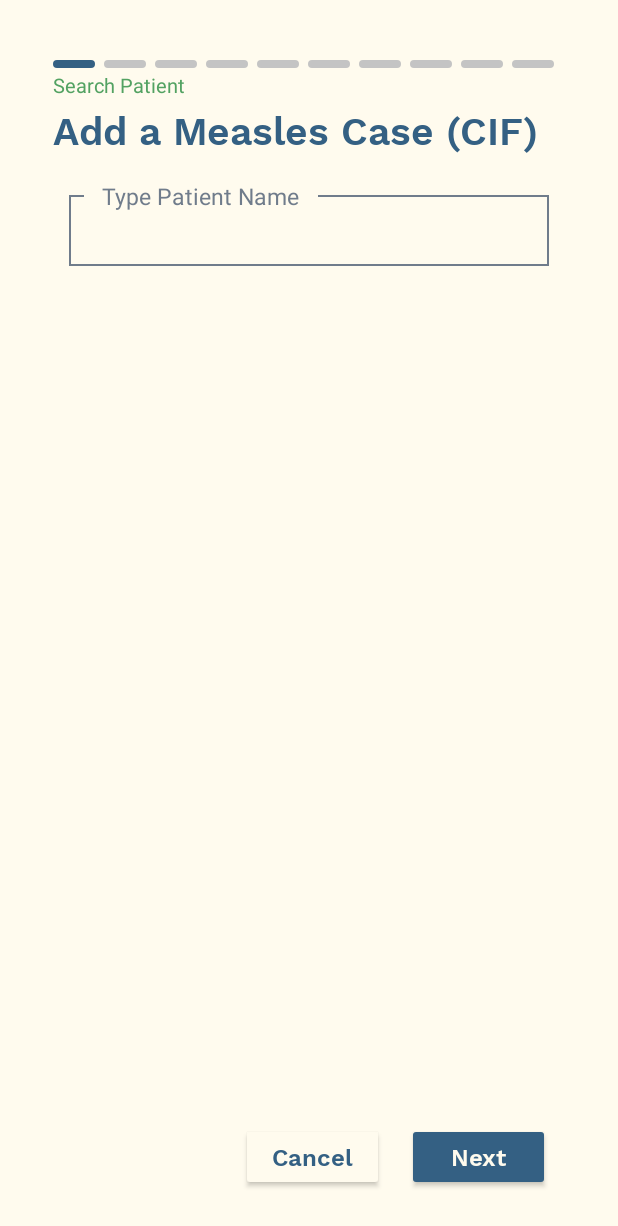
After one commit to hoolyuuh/capstn-mmchd-mobile, an Android app: the AddtclActivity screen opened directly, with no data from a screen before it, on a phone screen of 412 x 824 dp. The commit adds this screen. Shown: the top 1226 px of the screen. Run offline under Robolectric (Android 15) with nearby library versions, the phone set to English and light mode, and no system bars.

Commit message:
M0: setup home ++ screens

```diff
--- /dev/null
+++ b/app/src/main/java/com/idsr/mobile/AddtclActivity.java
@@ -0,0 +1,23 @@
+package com.idsr.mobile;
+
+import android.content.Intent;
+import android.os.Bundle;
+import android.view.View;
+
+import androidx.appcompat.app.AppCompatActivity;
+
+import com.idsr.mobile.databinding.ActivityAddcaseBinding;
+import com.idsr.mobile.databinding.ActivityAddtcl0Binding;
+
+public class AddtclActivity extends AppCompatActivity {
+    private ActivityAddtcl0Binding binding;
+
+    @Override
+    protected void onCreate(Bundle savedInstanceState) {
+        super.onCreate(savedInstanceState);
+        binding = ActivityAddtcl0Binding.inflate(getLayoutInflater());
+        setContentView(R.layout.activity_addtcl0);
+
+
+    }
+}
--- /dev/null
+++ b/app/src/main/java/com/idsr/mobile/HomeActivity.java
@@ -0,0 +1,35 @@
+package com.idsr.mobile;
+
+import android.content.Intent;
+import android.os.Bundle;
+import android.view.View;
+
+import androidx.appcompat.app.AppCompatActivity;
+
+import com.idsr.mobile.databinding.ActivityAddtcl0Binding;
+import com.idsr.mobile.databinding.ActivityHomeBinding;
+
+public class HomeActivity extends AppCompatActivity {
+    private ActivityHomeBinding binding;
+
+    @Override
+    protected void onCreate(Bundle savedInstanceState) {
+        super.onCreate(savedInstanceState);
+        binding = ActivityHomeBinding.inflate(getLayoutInflater());
+        setContentView(R.layout.activity_home);
+
+        this.findViewById(R.id.add_case).setOnClickListener(new View.OnClickListener() {
+            @Override
+            public void onClick(View v) {
+                startActivity(new Intent(HomeActivity.this, AddcaseActivity.class));
+            }
+        });
+
+        this.findViewById(R.id.add_tcl).setOnClickListener(new View.OnClickListener() {
+            @Override
+            public void onClick(View v) {
+                startActivity(new Intent(HomeActivity.this, AddtclActivity.class));
+            }
+        });
+    }
+}
--- a/app/src/main/java/com/idsr/mobile/LoginActivity.java
+++ b/app/src/main/java/com/idsr/mobile/LoginActivity.java
@@ -49,7 +49,7 @@ public class LoginActivity extends AppCompatActivity {
                 else {
 //                    User user = callUserLog();
 //                    if(user.getUserType()==0) sendAdminToken();
-                    startActivity(new Intent(LoginActivity.this, AddcaseActivity.class));
+                    startActivity(new Intent(LoginActivity.this, HomeActivity.class));
                 }
             }
         });
--- /dev/null
+++ b/app/src/main/res/layout/activity_addtcl0.xml
@@ -0,0 +1,220 @@
+<?xml version="1.0" encoding="utf-8"?>
+<androidx.constraintlayout.widget.ConstraintLayout xmlns:android="http://schemas.android.com/apk/res/android"
+    xmlns:app="http://schemas.android.com/apk/res-auto"
+    xmlns:tools="http://schemas.android.com/tools"
+    android:id="@+id/constraintLayout"
+    android:layout_width="match_parent"
+    android:layout_height="match_parent"
+    android:background="@color/theme_cream"
+    tools:context=".AddtclActivity">
+
+    <LinearLayout
+        android:id="@+id/measlesBars0"
+        android:layout_width="match_parent"
+        android:layout_height="wrap_content"
+        android:layout_marginTop="40dp"
+        app:layout_constraintTop_toTopOf="parent"
+        tools:ignore="MissingConstraints">
+
+        <View
+            android:layout_width="28dp"
+            android:layout_height="5.1dp"
+            android:layout_marginLeft="35.6dp"
+            android:layout_marginRight="6dp"
+            android:background="@drawable/bar"
+            android:backgroundTint="@color/theme_blue"
+            android:outlineAmbientShadowColor="@color/black"
+            android:outlineSpotShadowColor="@color/black"
+            app:layout_constraintLeft_toLeftOf="parent"
+            app:layout_constraintTop_toTopOf="parent"
+            tools:ignore="MissingConstraints" />
+
+        <View
+            android:layout_width="28dp"
+            android:layout_height="5.1dp"
+            android:layout_marginRight="6dp"
+            android:background="@drawable/bar"
+            android:outlineAmbientShadowColor="@color/black"
+            android:outlineSpotShadowColor="@color/black"
+            app:layout_constraintTop_toTopOf="parent"
+            tools:ignore="MissingConstraints" />
+
+        <View
+            android:layout_width="28dp"
+            android:layout_height="5.1dp"
+            android:layout_marginRight="6dp"
+            android:background="@drawable/bar"
+            android:outlineAmbientShadowColor="@color/black"
+            android:outlineSpotShadowColor="@color/black"
+            app:layout_constraintTop_toTopOf="parent"
+            tools:ignore="MissingConstraints" />
+
+        <View
+            android:layout_width="28dp"
+            android:layout_height="5.1dp"
+            android:layout_marginRight="6dp"
+            android:background="@drawable/bar"
+            android:outlineAmbientShadowColor="@color/black"
+            android:outlineSpotShadowColor="@color/black"
+            app:layout_constraintTop_toTopOf="parent"
+            tools:ignore="MissingConstraints" />
+
+        <View
+            android:layout_width="28dp"
+            android:layout_height="5.1dp"
+            android:layout_marginRight="6dp"
+            android:background="@drawable/bar"
+            android:outlineAmbientShadowColor="@color/black"
+            android:outlineSpotShadowColor="@color/black"
+            app:layout_constraintTop_toTopOf="parent"
+            tools:ignore="MissingConstraints" />
+
+        <View
+            android:layout_width="28dp"
+            android:layout_height="5.1dp"
+            android:layout_marginRight="6dp"
+            android:background="@drawable/bar"
+            android:outlineAmbientShadowColor="@color/black"
+            android:outlineSpotShadowColor="@color/black"
+            app:layout_constraintTop_toTopOf="parent"
+            tools:ignore="MissingConstraints" />
+
+        <View
+            android:layout_width="28dp"
+            android:layout_height="5.1dp"
+            android:layout_marginRight="6dp"
+            android:background="@drawable/bar"
+            android:outlineAmbientShadowColor="@color/black"
+            android:outlineSpotShadowColor="@color/black"
+            app:layout_constraintTop_toTopOf="parent"
+            tools:ignore="MissingConstraints" />
+
+        <View
+            android:layout_width="28dp"
+            android:layout_height="5.1dp"
+            android:layout_marginRight="6dp"
+            android:background="@drawable/bar"
+            android:outlineAmbientShadowColor="@color/black"
+            android:outlineSpotShadowColor="@color/black"
+            app:layout_constraintTop_toTopOf="parent"
+            tools:ignore="MissingConstraints" />
+
+        <View
+            android:layout_width="28dp"
+            android:layout_height="5.1dp"
+            android:layout_marginRight="6dp"
+            android:background="@drawable/bar"
+            android:outlineAmbientShadowColor="@color/black"
+            android:outlineSpotShadowColor="@color/black"
+            app:layout_constraintTop_toTopOf="parent"
+            tools:ignore="MissingConstraints" />
+
+        <View
+            android:layout_width="28dp"
+            android:layout_height="5.1dp"
+            android:layout_marginRight="6dp"
+            android:background="@drawable/bar"
+            android:outlineAmbientShadowColor="@color/black"
+            android:outlineSpotShadowColor="@color/black"
+            app:layout_constraintTop_toTopOf="parent"
+            tools:ignore="MissingConstraints" />
+    </LinearLayout>
+
+    <LinearLayout
+        android:layout_width="wrap_content"
+        android:layout_height="wrap_content"
+        android:layout_marginLeft="35.6dp"
+        android:orientation="vertical"
+        app:layout_constraintLeft_toLeftOf="parent"
+        app:layout_constraintTop_toBottomOf="@id/measlesBars0"
+        tools:ignore="MissingConstraints">
+
+        <TextView
+            android:layout_width="wrap_content"
+            android:layout_height="wrap_content"
+            android:layout_marginTop="2dp"
+            android:text="Search Patient"
+            android:textColor="@color/theme_green"
+            android:textSize="13dp" />
+
+        <TextView
+            android:layout_width="wrap_content"
+            android:layout_height="wrap_content"
+            android:layout_marginTop="2dp"
+            android:fontFamily="@font/worksans_semibold"
+            android:text="Add a Measles Case (CIF)"
+            android:textColor="@color/theme_blue"
+            android:textSize="26dp" />
+    </LinearLayout>
+
+    <AutoCompleteTextView
+        android:id="@+id/autocomp_mea_searchpatient"
+        style="@style/Input"
+        android:layout_width="320dp"
+        android:layout_height="47dp"
+        android:layout_marginTop="130dp"
+        android:background="@drawable/inputbox"
+        android:inputType="text"
+        android:textSize="18dp"
+        android:textColor="@color/black"
+        app:layout_constraintTop_toBottomOf="@id/measlesBars0"
+        app:layout_constraintLeft_toLeftOf="parent"
+        app:layout_constraintRight_toRightOf="parent"
+        app:layout_constraintTop_toTopOf="parent" />
+    <TextView
+        android:layout_width="wrap_content"
+        android:layout_height="wrap_content"
+        android:layout_marginLeft="10dp"
+        android:layout_marginTop="-10dp"
+        android:background="@color/theme_cream"
+        android:text="   Type Patient Name   "
+        android:textColor="@color/light_gray"
+        android:textSize="15dp"
+        app:layout_constraintLeft_toLeftOf="@id/autocomp_mea_searchpatient"
+        app:layout_constraintTop_toTopOf="@id/autocomp_mea_searchpatient" />
+
+    <LinearLayout
+        android:layout_width="wrap_content"
+        android:layout_height="wrap_content"
+        android:layout_marginBottom="30dp"
+        android:gravity="end"
+        android:orientation="horizontal"
+        app:flow_horizontalAlign="end"
+        app:layout_constraintBottom_toBottomOf="parent"
+        app:layout_constraintRight_toRightOf="parent"
+        tools:ignore="MissingConstraints">
+
+        <Button
+            android:id="@+id/btn_meas_cancel"
+            style="@style/NoCorner"
+            android:layout_width="95dp"
+            android:layout_height="45dp"
+            android:layout_marginRight="15dp"
+            android:backgroundTint="@color/theme_cream"
+            android:fontFamily="@font/worksans_semibold"
+            android:text="Cancel"
+            android:textAlignment="center"
+            android:textAllCaps="false"
+            android:textColor="@color/theme_blue"
+            android:textSize="16dp"
+            app:layout_constraintBottom_toBottomOf="parent"
+            app:layout_constraintRight_toRightOf="parent" />
+
+        <Button
+            android:id="@+id/btn_meas_next1"
+            style="@style/NoCorner"
+            android:layout_width="95dp"
+            android:layout_height="45dp"
+            android:layout_marginRight="45dp"
+            android:backgroundTint="#346083"
+            android:fontFamily="@font/worksans_semibold"
+            android:text="Next"
+            android:textAlignment="center"
+            android:textAllCaps="false"
+            android:textColor="#FFFBEE"
+            android:textSize="16dp"
+            app:layout_constraintBottom_toBottomOf="parent"
+            app:layout_constraintRight_toRightOf="parent" />
+    </LinearLayout>
+
+</androidx.constraintlayout.widget.ConstraintLayout>
--- /dev/null
+++ b/app/src/main/res/layout/activity_home.xml
@@ -0,0 +1,45 @@
+<?xml version="1.0" encoding="utf-8"?>
+<androidx.constraintlayout.widget.ConstraintLayout xmlns:android="http://schemas.android.com/apk/res/android"
+    android:layout_width="match_parent"
+    android:layout_height="match_parent"
+    xmlns:tools="http://schemas.android.com/tools"
+    xmlns:app="http://schemas.android.com/apk/res-auto"
+    android:background="@color/theme_cream"
+    tools:context=".HomeActivity">
+
+    <LinearLayout
+        android:layout_width="wrap_content"
+        android:layout_height="wrap_content"
+        android:orientation="vertical"
+        app:layout_constraintTop_toTopOf="parent"
+        app:layout_constraintBottom_toBottomOf="parent"
+        app:layout_constraintLeft_toLeftOf="parent"
+        app:layout_constraintRight_toRightOf="parent"
+        tools:ignore="MissingConstraints">
+        <Button
+            android:id="@+id/add_case"
+            android:layout_width="wrap_content"
+            android:layout_height="wrap_content"
+            android:text="Add a case"
+            tools:ignore="MissingConstraints" />
+        <Button
+            android:id="@+id/add_ebs"
+            android:layout_width="wrap_content"
+            android:layout_height="wrap_content"
+            android:text="Add EBS"
+            tools:ignore="MissingConstraints" />
+        <Button
+            android:id="@+id/add_tcl"
+            android:layout_width="wrap_content"
+            android:layout_height="wrap_content"
+            android:text="Add TCL"
+            tools:ignore="MissingConstraints" />
+        <Button
+            android:id="@+id/account"
+            android:layout_width="wrap_content"
+            android:layout_height="wrap_content"
+            android:text="Account"
+            tools:ignore="MissingConstraints" />
+    </LinearLayout>
+
+</androidx.constraintlayout.widget.ConstraintLayout>
```
Also changed, not shown: app/src/main/AndroidManifest.xml (+8 -0 lines).
